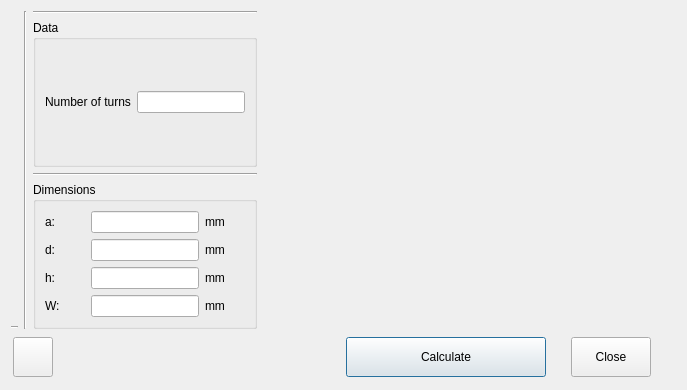
radioacoustick/Coil64, file meander_pcb.ui: the form before one commit.
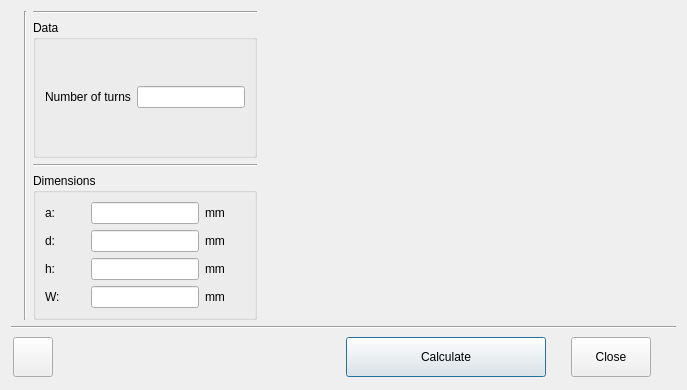
The form after the commit. Icons and pictures are not drawn.

Patch:
```diff
--- a/meander_pcb.ui
+++ b/meander_pcb.ui
@@ -50,13 +50,6 @@
          </property>
         </widget>
        </item>
-       <item>
-        <widget class="Line" name="line_5">
-         <property name="orientation">
-          <enum>Qt::Horizontal</enum>
-         </property>
-        </widget>
-       </item>
       </layout>
      </item>
      <item>
@@ -247,6 +240,13 @@
      </item>
     </layout>
    </item>
+   <item>
+    <widget class="Line" name="line">
+     <property name="orientation">
+      <enum>Qt::Horizontal</enum>
+     </property>
+    </widget>
+   </item>
    <item>
     <layout class="QHBoxLayout" name="horizontalLayout_2">
      <property name="spacing">
```
